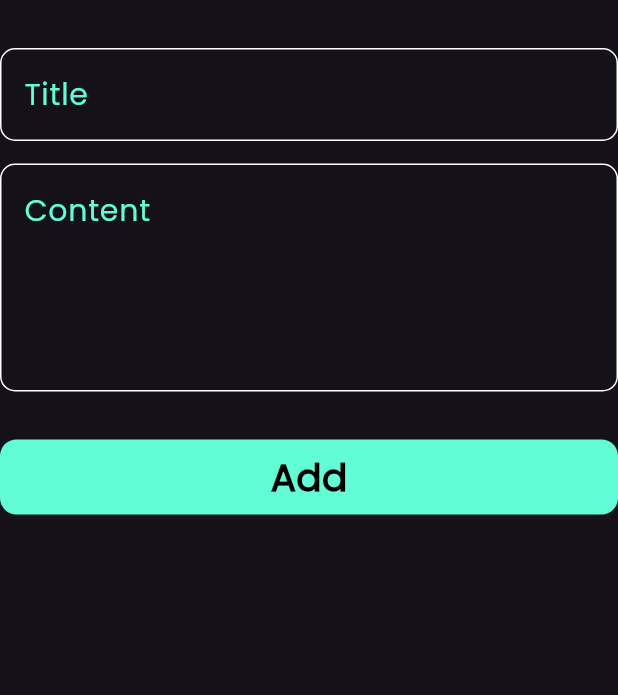
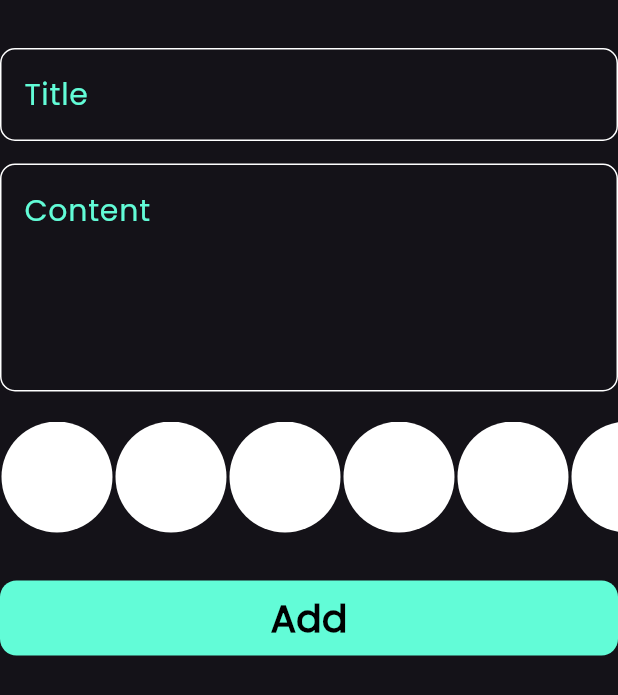
Before and after one commit to engshenoda/notesapp, a Flutter app: the AddNoteForm widget shown alone on an empty page, opened directly, on a phone screen of 412 x 824 dp. Shown: the top 695 px of the screen. Run offline on Flutter 3.47's test engine with Material 3 defaults, Android fonts, the phone set to English and light mode, and no system bars; our stand-ins replace bloc, flutter_bloc, hive, hive_flutter, modal_progress_hud_nsn; accounts and stored records are empty.

Commit message:
create color item &color list view  part 1

```diff
--- a/lib/widgets/add_note_form.dart
+++ b/lib/widgets/add_note_form.dart
@@ -4,6 +4,7 @@ import 'package:intl/intl.dart';
 import 'package:notesapp/constans/colors.dart';
 import 'package:notesapp/cubits/add_note_cubit/add_note_cubit.dart';
 import 'package:notesapp/models/note_model.dart';
+import 'package:notesapp/widgets/color_list_view.dart';
 import 'package:notesapp/widgets/custom_bottom.dart';
 import 'package:notesapp/widgets/custom_text_form_feild.dart';
 
@@ -45,6 +46,10 @@ class _AddNoteFormState extends State<AddNoteForm> {
               subTitle = value;
             },
           ),
+          const SizedBox(
+            height: 20,
+          ),
+          const ColorListview(),
           const SizedBox(height: 32),
           BlocBuilder<AddNoteCubit, AddNoteState>(builder: (context, state) {
             return CustomBottom(
@@ -73,7 +78,7 @@ class _AddNoteFormState extends State<AddNoteForm> {
           }),
           const SizedBox(
             height: 20,
-          )
+          ),
         ],
       ),
     );
--- /dev/null
+++ b/lib/widgets/color_item.dart
@@ -0,0 +1,13 @@
+import 'package:flutter/material.dart';
+
+class ColorItem extends StatelessWidget {
+  const ColorItem({super.key});
+
+  @override
+  Widget build(BuildContext context) {
+    return const CircleAvatar(
+      radius: 38,
+      backgroundColor: Colors.white,
+    );
+  }
+}
--- /dev/null
+++ b/lib/widgets/color_list_view.dart
@@ -0,0 +1,19 @@
+import 'package:flutter/material.dart';
+import 'package:notesapp/widgets/color_item.dart';
+
+class ColorListview extends StatelessWidget {
+  const ColorListview({super.key});
+
+  @override
+  Widget build(BuildContext context) {
+    return SizedBox(
+      height: 74,
+      child: ListView.builder(
+          itemCount: 10,
+          scrollDirection: Axis.horizontal,
+          itemBuilder: (context, index) {
+            return const ColorItem();
+          }),
+    );
+  }
+}
--- a/lib/widgets/notes_list_view.dart
+++ b/lib/widgets/notes_list_view.dart
@@ -18,9 +18,11 @@ class NotesListView extends StatelessWidget {
             padding: EdgeInsets.zero,
             itemCount: notes.length,
             itemBuilder: (context, index) {
-              return  Padding(
+              return Padding(
                 padding: const EdgeInsets.symmetric(vertical: 4),
-                child: NoteItem(note: notes[index],),
+                child: NoteItem(
+                  note: notes[index],
+                ),
               );
             },
           ),
```
